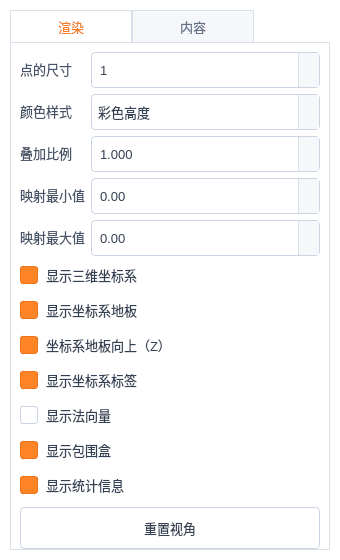
First picture: the form in apps/pointcloudview/ui/renderdialog.ui, repository chenzhenjia/pointcloudsuite, before the edit.
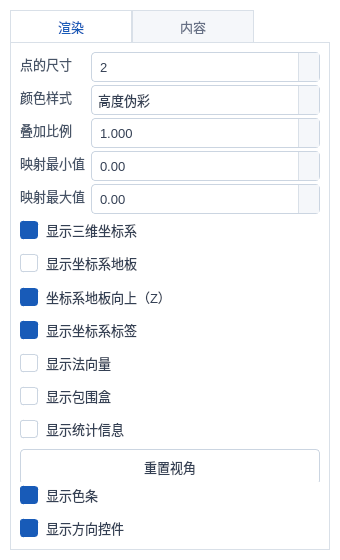
Second picture: the form after the edit.

Patch:
```diff
--- a/apps/pointcloudview/ui/renderdialog.ui
+++ b/apps/pointcloudview/ui/renderdialog.ui
@@ -8,14 +8,14 @@
   <property name="styleSheet"><string notr="true">QDialog, QWidget { background:#ffffff; color:#1f2937; font-family:"Microsoft YaHei"; font-size:10pt; }
 QTabWidget::pane { border:1px solid #d9e0e8; background:#ffffff; }
 QTabBar::tab { background:#f5f7fa; color:#667085; min-width:92px; padding:8px 14px; border:1px solid #d9e0e8; border-bottom:none; }
-QTabBar::tab:selected { background:#ffffff; color:#f57c22; }
+QTabBar::tab:selected { background:#ffffff; color:#185bb8; }
 QLabel { color:#475467; }
-QSpinBox, QDoubleSpinBox, QComboBox { min-height:28px; background:#ffffff; color:#344054; border:1px solid #cbd5e1; border-radius:4px; padding:3px 6px; }
+QSpinBox, QDoubleSpinBox, QComboBox { min-height:22px; background:#ffffff; color:#344054; border:1px solid #cbd5e1; border-radius:4px; padding:3px 6px; }
 QSpinBox::up-button, QSpinBox::down-button, QDoubleSpinBox::up-button, QDoubleSpinBox::down-button, QComboBox::drop-down { background:#f5f7fa; border-left:1px solid #d9e0e8; width:20px; }
 QCheckBox { color:#344054; spacing:8px; min-height:26px; }
 QCheckBox::indicator { width:16px; height:16px; border:1px solid #cbd5e1; border-radius:3px; background:#ffffff; }
-QCheckBox::indicator:checked { background:#ff8426; border-color:#eb741d; }
-QPushButton { min-height:30px; background:#ffffff; color:#344054; border:1px solid #cbd5e1; border-radius:4px; padding:5px 10px; }
+QCheckBox::indicator:checked { background:#185bb8; border-color:#185bb8; }
+QPushButton { min-height:24px; background:#ffffff; color:#344054; border:1px solid #cbd5e1; border-radius:4px; padding:5px 10px; }
 QPushButton:hover { background:#edf5ff; border-color:#5b9bd5; color:#1769aa; }
 QPlainTextEdit { background:#f8fafc; color:#344054; border:1px solid #d9e0e8; border-radius:4px; padding:8px; }
 </string></property>
@@ -29,9 +29,9 @@
       <layout class="QFormLayout" name="form_render">
        <property name="verticalSpacing"><number>9</number></property>
        <item row="0" column="0"><widget class="QLabel" name="lbl_point_size"><property name="text"><string>点的尺寸</string></property></widget></item>
-       <item row="0" column="1"><widget class="QSpinBox" name="spb_point_size"><property name="minimum"><number>1</number></property><property name="maximum"><number>8</number></property><property name="value"><number>1</number></property></widget></item>
+       <item row="0" column="1"><widget class="QSpinBox" name="spb_point_size"><property name="minimum"><number>1</number></property><property name="maximum"><number>8</number></property><property name="value"><number>2</number></property></widget></item>
        <item row="1" column="0"><widget class="QLabel" name="lbl_color_mode"><property name="text"><string>颜色样式</string></property></widget></item>
-       <item row="1" column="1"><widget class="QComboBox" name="cb_color_mode"><item><property name="text"><string>彩色高度</string></property></item><item><property name="text"><string>灰阶</string></property></item><item><property name="text"><string>法向量</string></property></item><item><property name="text"><string>纹理灰度</string></property></item></widget></item>
+       <item row="1" column="1"><widget class="QComboBox" name="cb_color_mode"><item><property name="text"><string>高度伪彩</string></property></item><item><property name="text"><string>灰阶</string></property></item><item><property name="text"><string>法向量</string></property></item><item><property name="text"><string>纹理灰度</string></property></item></widget></item>
        <item row="2" column="0"><widget class="QLabel" name="lbl_overlay"><property name="text"><string>叠加比例</string></property></widget></item>
        <item row="2" column="1"><widget class="QDoubleSpinBox" name="dsb_overlay"><property name="decimals"><number>3</number></property><property name="maximum"><double>1.000000000000000</double></property><property name="singleStep"><double>0.050000000000000</double></property><property name="value"><double>1.000000000000000</double></property></widget></item>
        <item row="3" column="0"><widget class="QLabel" name="lbl_map_min"><property name="text"><string>映射最小值</string></property></widget></item>
@@ -39,13 +39,15 @@
        <item row="4" column="0"><widget class="QLabel" name="lbl_map_max"><property name="text"><string>映射最大值</string></property></widget></item>
        <item row="4" column="1"><widget class="QDoubleSpinBox" name="dsb_map_max"><property name="decimals"><number>2</number></property><property name="minimum"><double>-1000000000.000000000000000</double></property><property name="maximum"><double>1000000000.000000000000000</double></property></widget></item>
        <item row="5" column="0" colspan="2"><widget class="QCheckBox" name="chk_show_axes"><property name="text"><string>显示三维坐标系</string></property><property name="checked"><bool>true</bool></property></widget></item>
-       <item row="6" column="0" colspan="2"><widget class="QCheckBox" name="chk_show_floor_grid"><property name="text"><string>显示坐标系地板</string></property><property name="checked"><bool>true</bool></property></widget></item>
+       <item row="6" column="0" colspan="2"><widget class="QCheckBox" name="chk_show_floor_grid"><property name="text"><string>显示坐标系地板</string></property><property name="checked"><bool>false</bool></property></widget></item>
        <item row="7" column="0" colspan="2"><widget class="QCheckBox" name="chk_floor_z_up"><property name="text"><string>坐标系地板向上（Z）</string></property><property name="checked"><bool>true</bool></property></widget></item>
        <item row="8" column="0" colspan="2"><widget class="QCheckBox" name="chk_show_axis_labels"><property name="text"><string>显示坐标系标签</string></property><property name="checked"><bool>true</bool></property></widget></item>
        <item row="9" column="0" colspan="2"><widget class="QCheckBox" name="chk_show_normals"><property name="text"><string>显示法向量</string></property></widget></item>
-       <item row="10" column="0" colspan="2"><widget class="QCheckBox" name="chk_show_bbox"><property name="text"><string>显示包围盒</string></property><property name="checked"><bool>true</bool></property></widget></item>
-       <item row="11" column="0" colspan="2"><widget class="QCheckBox" name="chk_show_statistics"><property name="text"><string>显示统计信息</string></property><property name="checked"><bool>true</bool></property></widget></item>
+       <item row="10" column="0" colspan="2"><widget class="QCheckBox" name="chk_show_bbox"><property name="text"><string>显示包围盒</string></property><property name="checked"><bool>false</bool></property></widget></item>
+       <item row="11" column="0" colspan="2"><widget class="QCheckBox" name="chk_show_statistics"><property name="text"><string>显示统计信息</string></property><property name="checked"><bool>false</bool></property></widget></item>
        <item row="12" column="0" colspan="2"><widget class="QPushButton" name="btn_reset_view"><property name="text"><string>重置视角</string></property></widget></item>
+       <item row="13" column="0" colspan="2"><widget class="QCheckBox" name="chk_show_colorbar"><property name="text"><string>显示色条</string></property><property name="checked"><bool>true</bool></property></widget></item>
+       <item row="14" column="0" colspan="2"><widget class="QCheckBox" name="chk_show_orientation"><property name="text"><string>显示方向控件</string></property><property name="checked"><bool>true</bool></property></widget></item>
       </layout>
      </widget>
      <widget class="QWidget" name="tab_content">
```
